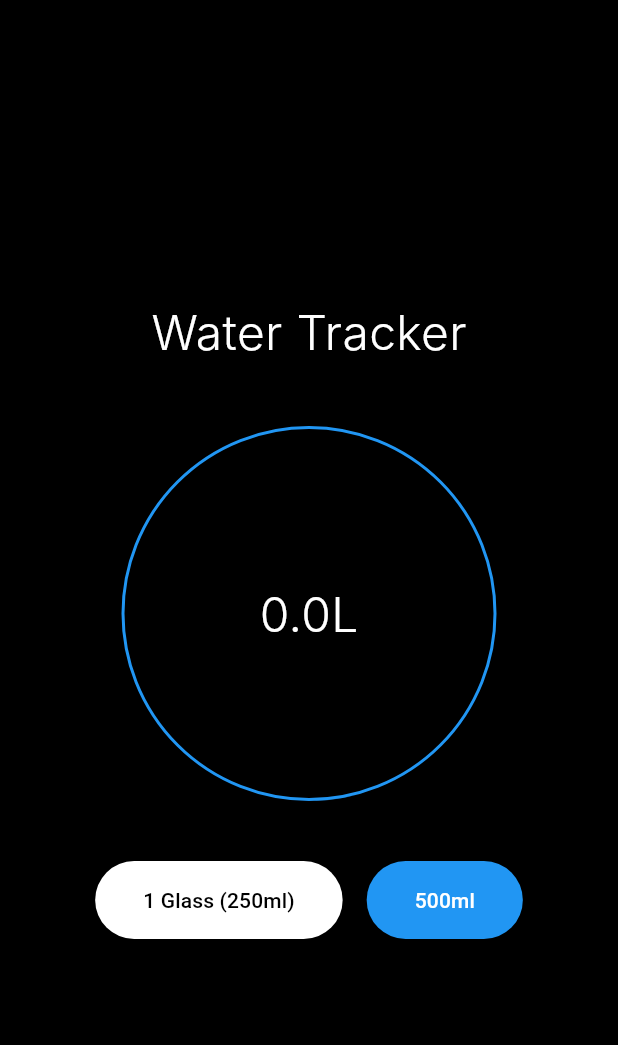
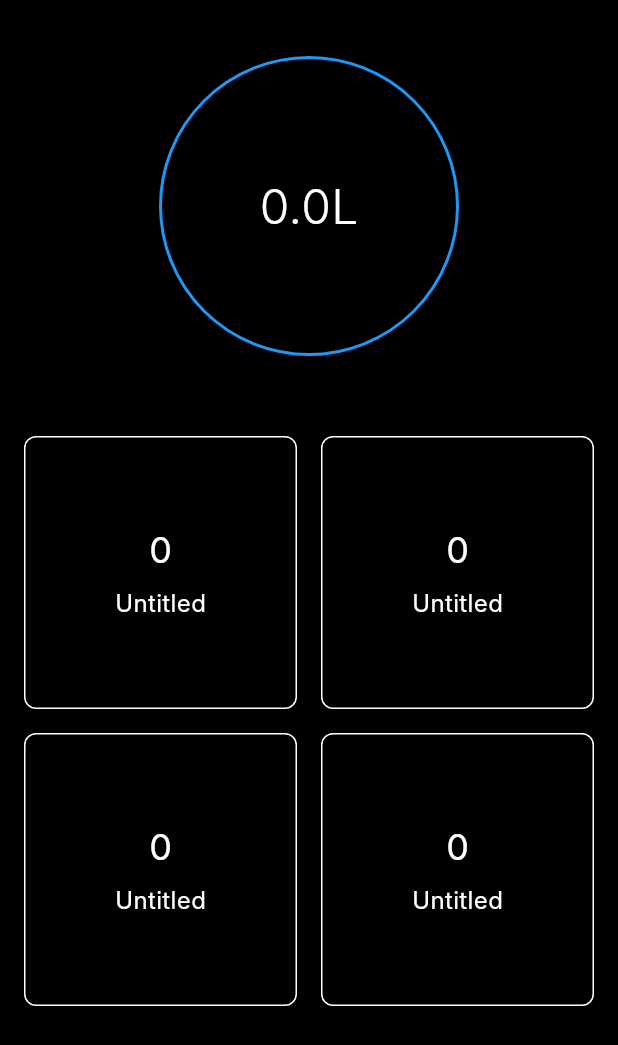
Before and after one commit to AyushZero/StreakZero, a Flutter app: the screen it shows after launch, on a phone screen of 412 x 824 dp. Shown: the top 1045 px of the screen. Run offline on Flutter 3.47's test engine with Material 3 defaults, Android fonts, the phone set to English and light mode, and no system bars; our stand-ins replace shared_preferences; Roboto replaces fonts that are missing (Inter).

Commit message:
In development.

```diff
--- a/lib/main.dart
+++ b/lib/main.dart
@@ -40,6 +40,11 @@ class _HomePageState extends State<HomePage> with SingleTickerProviderStateMixin
   late SharedPreferences _prefs;
   late AnimationController _animationController;
   late Animation<double> _waterAnimation;
+  List<int> _counters = List.filled(4, 0);
+  List<TextEditingController> _textControllers = List.generate(
+    4,
+    (index) => TextEditingController(text: 'Untitled'),
+  );
 
   @override
   void initState() {
@@ -60,6 +65,9 @@ class _HomePageState extends State<HomePage> with SingleTickerProviderStateMixin
   @override
   void dispose() {
     _animationController.dispose();
+    for (var controller in _textControllers) {
+      controller.dispose();
+    }
     super.dispose();
   }
 
@@ -77,7 +85,6 @@ class _HomePageState extends State<HomePage> with SingleTickerProviderStateMixin
     });
     await _prefs.setDouble('water', _currentWater);
 
-    // Animate the water level change
     _waterAnimation = Tween<double>(
       begin: previousWater / _dailyGoal,
       end: _currentWater / _dailyGoal,
@@ -94,25 +101,15 @@ class _HomePageState extends State<HomePage> with SingleTickerProviderStateMixin
   Widget build(BuildContext context) {
     return Scaffold(
       body: SafeArea(
-        child: Padding(
-          padding: const EdgeInsets.all(24.0),
         child: Column(
-            mainAxisAlignment: MainAxisAlignment.center,
           children: [
-              const Text(
-                'Water Tracker',
-                style: TextStyle(
-                  fontSize: 32,
-                  fontWeight: FontWeight.w300,
-                ),
-              ),
-              const SizedBox(height: 40),
-              // Water circle visualization
+            // Top section with water circle (2/6 of the screen)
             SizedBox(
-                width: 250,
-                height: 250,
+              height: MediaQuery.of(context).size.height * 2 / 6,
+              child: Center(
                 child: GestureDetector(
-                  onDoubleTap: () async {
+                  onTap: () => _addWater(100),
+                  onLongPress: () async {
                     setState(() {
                       _currentWater = 0;
                     });
@@ -128,10 +125,12 @@ class _HomePageState extends State<HomePage> with SingleTickerProviderStateMixin
                     );
                     _animationController.forward(from: 0);
                   },
+                  child: SizedBox(
+                    width: 200,
+                    height: 200,
                     child: Stack(
                       alignment: Alignment.center,
                       children: [
-                      // Circle border
                         Container(
                           decoration: BoxDecoration(
                             shape: BoxShape.circle,
@@ -141,19 +140,17 @@ class _HomePageState extends State<HomePage> with SingleTickerProviderStateMixin
                             ),
                           ),
                         ),
-                      // Animated water level
                         AnimatedBuilder(
                           animation: _waterAnimation,
                           builder: (context, child) {
                             return CustomPaint(
-                            size: const Size(250, 250),
+                              size: const Size(200, 200),
                               painter: WaterPainter(
                                 waterLevel: _waterAnimation.value,
                               ),
                             );
                           },
                         ),
-                      // Water level text
                         Text(
                           '${(_currentWater / 1000).toStringAsFixed(1)}L',
                           style: const TextStyle(
@@ -166,40 +163,91 @@ class _HomePageState extends State<HomePage> with SingleTickerProviderStateMixin
                     ),
                   ),
                 ),
-              const SizedBox(height: 40),
-              // Water intake buttons
-              Row(
+              ),
+            ),
+            // Bottom section with 5 squares (4/6 of the screen)
+            Expanded(
+              child: GridView.builder(
+                padding: const EdgeInsets.all(16),
+                gridDelegate: const SliverGridDelegateWithFixedCrossAxisCount(
+                  crossAxisCount: 2,
+                  childAspectRatio: 1,
+                  crossAxisSpacing: 16,
+                  mainAxisSpacing: 16,
+                ),
+                itemCount: 4,
+                itemBuilder: (context, index) {
+                  return GestureDetector(
+                    onTap: () {
+                      setState(() {
+                        _counters[index]++;
+                      });
+                    },
+                    onLongPress: () {
+                      setState(() {
+                        _counters[index] = 0;
+                      });
+                    },
+                    child: Container(
+                      decoration: BoxDecoration(
+                        border: Border.all(color: Colors.white),
+                        borderRadius: BorderRadius.circular(8),
+                      ),
+                      child: Column(
                         mainAxisAlignment: MainAxisAlignment.center,
                         children: [
-                  ElevatedButton(
-                    onPressed: () => _addWater(250),
-                    style: ElevatedButton.styleFrom(
-                      backgroundColor: Colors.white,
-                      foregroundColor: Colors.black,
-                      padding: const EdgeInsets.symmetric(
-                        horizontal: 32,
-                        vertical: 16,
+                          Text(
+                            '${_counters[index]}',
+                            style: const TextStyle(
+                              fontSize: 24,
+                              color: Colors.white,
                             ),
                           ),
-                    child: const Text('1 Glass (250ml)'),
-                  ),
-                  const SizedBox(width: 16),
-                  ElevatedButton(
-                    onPressed: () => _addWater(500),
-                    style: ElevatedButton.styleFrom(
-                      backgroundColor: Colors.blue,
-                      foregroundColor: Colors.white,
-                      padding: const EdgeInsets.symmetric(
-                        horizontal: 32,
-                        vertical: 16,
+                          const SizedBox(height: 8),
+                          GestureDetector(
+                            onTap: () {
+                              showDialog(
+                                context: context,
+                                builder: (context) => AlertDialog(
+                                  title: const Text('Edit Title'),
+                                  content: TextField(
+                                    controller: _textControllers[index],
+                                    decoration: const InputDecoration(
+                                      hintText: 'Enter title',
                                     ),
                                   ),
-                    child: const Text('500ml'),
+                                  actions: [
+                                    TextButton(
+                                      onPressed: () => Navigator.pop(context),
+                                      child: const Text('Cancel'),
+                                    ),
+                                    TextButton(
+                                      onPressed: () {
+                                        setState(() {});
+                                        Navigator.pop(context);
+                                      },
+                                      child: const Text('Save'),
                                     ),
                                   ],
                                 ),
+                              );
+                            },
+                            child: Text(
+                              _textControllers[index].text,
+                              style: const TextStyle(
+                                fontSize: 16,
+                                color: Colors.white,
+                              ),
+                            ),
+                          ),
                         ],
                       ),
+                    ),
+                  );
+                },
+              ),
+            ),
+          ],
         ),
       ),
     );
```
Lines whose indentation alone changed are shown as unchanged.
